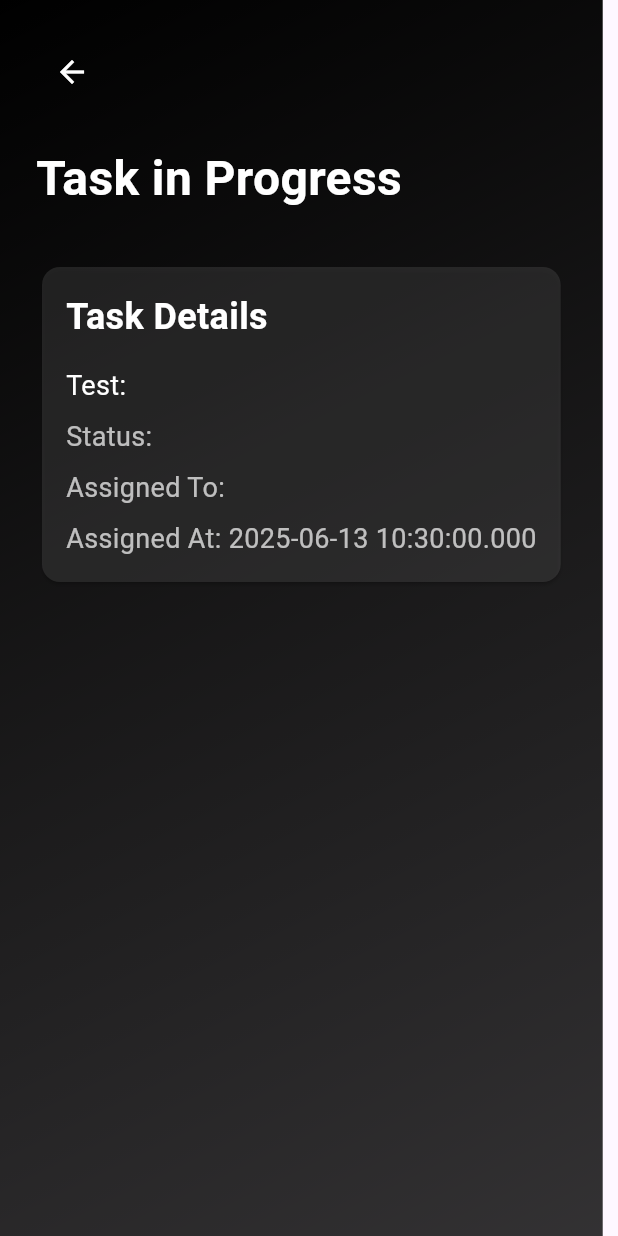
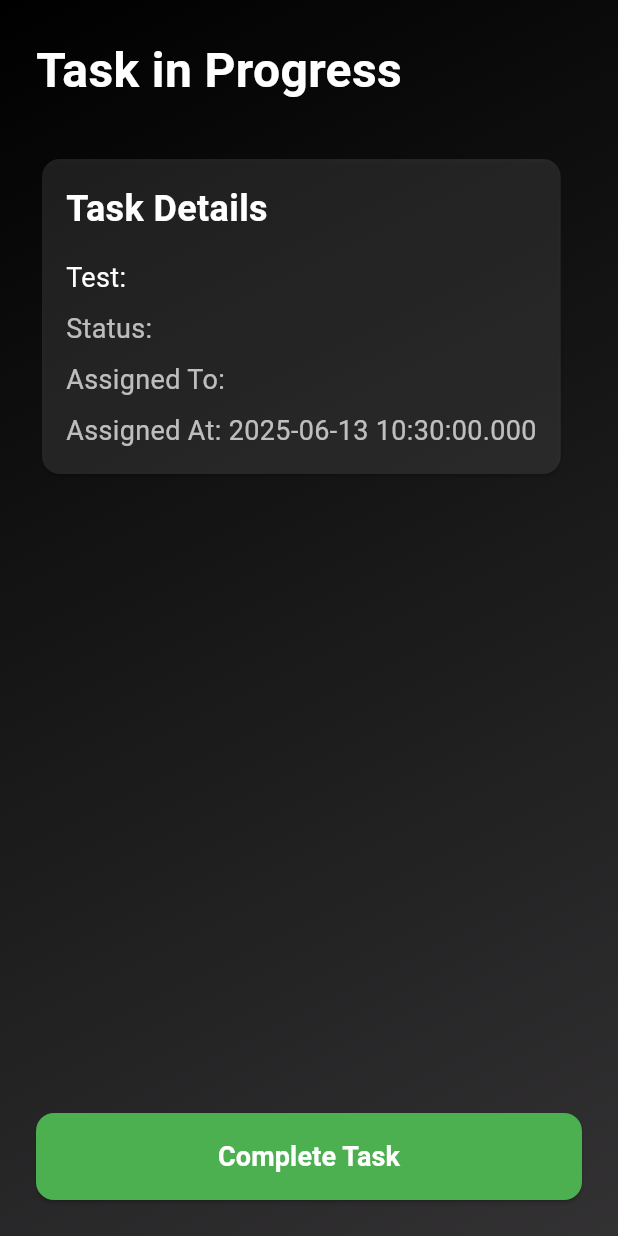
Before and after one commit to Bryan-G1thub/hush, a Flutter app: the TaskInProgressScreen screen opened directly with empty values, on a phone screen of 412 x 824 dp. Run offline on Flutter 3.47's test engine with Material 3 defaults, Android fonts, the phone set to English and light mode, and no system bars; our stand-ins replace cloud_firestore, firebase_auth, firebase_core; accounts and stored records are empty.

Commit message:
feat(mobile): add task progress screen with completion functionality

```diff
--- a/hush-mobile/lib/screens/task_in_progress_screen.dart
+++ b/hush-mobile/lib/screens/task_in_progress_screen.dart
@@ -1,6 +1,7 @@
 import 'package:flutter/material.dart';
 import 'package:cloud_firestore/cloud_firestore.dart';
 import 'package:firebase_auth/firebase_auth.dart';
+import 'home_screen.dart';
 
 class TaskInProgressScreen extends StatelessWidget {
   final String taskId;
@@ -11,6 +12,40 @@ class TaskInProgressScreen extends StatelessWidget {
     required this.taskId,
     required this.taskData,
   });
+
+  Future<void> _completeTask(BuildContext context) async {
+    try {
+      // Update task status in Firestore
+      await FirebaseFirestore.instance.collection('tasks').doc(taskId).update({
+        'status': 'COMPLETED',
+        'completedAt': FieldValue.serverTimestamp(),
+      });
+
+      if (context.mounted) {
+        // Show success message
+        ScaffoldMessenger.of(context).showSnackBar(
+          const SnackBar(
+            content: Text('Task completed successfully'),
+            backgroundColor: Colors.green,
+          ),
+        );
+
+        // Navigate back to home screen
+        Navigator.of(context).pushReplacement(
+          MaterialPageRoute(builder: (context) => const HomeScreen()),
+        );
+      }
+    } catch (e) {
+      if (context.mounted) {
+        ScaffoldMessenger.of(context).showSnackBar(
+          const SnackBar(
+            content: Text('Error completing task'),
+            backgroundColor: Colors.red,
+          ),
+        );
+      }
+    }
+  }
 
   @override
   Widget build(BuildContext context) {
@@ -32,11 +67,6 @@ class TaskInProgressScreen extends StatelessWidget {
             child: Column(
               crossAxisAlignment: CrossAxisAlignment.start,
               children: [
-                IconButton(
-                  icon: const Icon(Icons.arrow_back, color: Colors.white),
-                  onPressed: () => Navigator.pop(context),
-                ),
-                const SizedBox(height: 24),
                 Text(
                   'Task in Progress',
                   style: const TextStyle(
@@ -88,7 +118,7 @@ class TaskInProgressScreen extends StatelessWidget {
                               if (snapshot.hasData && snapshot.data!.exists) {
                                 final userData = snapshot.data!.data() as Map<String, dynamic>;
                                 return Text(
-                                  'Assigned To: ${userData['email'] ?? 'Unknown User'}',
+                                  'Assigned To: ${userData['name'] ?? 'Unknown User'}',
                                   style: const TextStyle(
                                     fontSize: 18,
                                     color: Colors.white70,
@@ -119,6 +149,29 @@ class TaskInProgressScreen extends StatelessWidget {
                     ),
                   ),
                 ),
+                const Spacer(),
+                // Add Complete Task Button
+                SizedBox(
+                  width: double.infinity,
+                  child: ElevatedButton(
+                    onPressed: () => _completeTask(context),
+                    style: ElevatedButton.styleFrom(
+                      backgroundColor: Colors.green,
+                      padding: const EdgeInsets.symmetric(vertical: 16),
+                      shape: RoundedRectangleBorder(
+                        borderRadius: BorderRadius.circular(12),
+                      ),
+                    ),
+                    child: const Text(
+                      'Complete Task',
+                      style: TextStyle(
+                        fontSize: 18,
+                        fontWeight: FontWeight.bold,
+                        color: Colors.white,
+                      ),
+                    ),
+                  ),
+                ),
               ],
             ),
           ),
```
